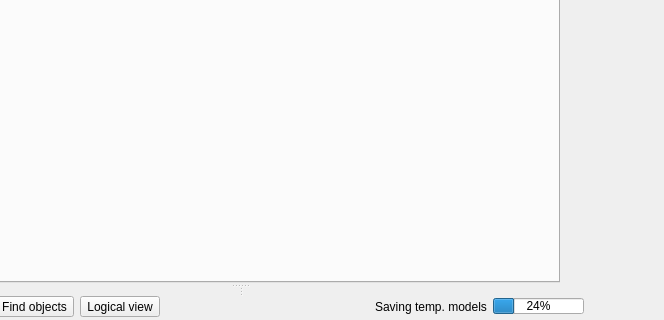
The window that libpgmodeler_ui/ui/mainwindow.ui (pgmodeler/pgmodeler) describes before a commit, drawn with Qt 5; both pictures show x 152 to 816 and y 388 to 708 of the 1068 by 708 pixel window.
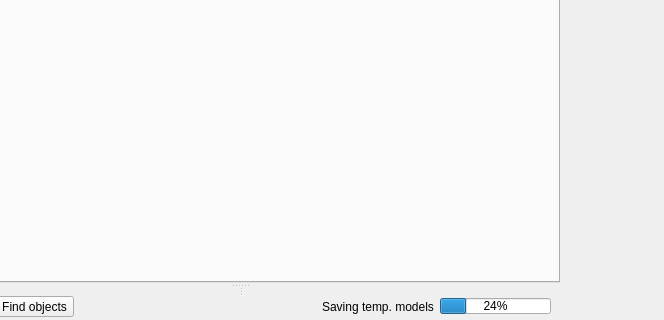
The same window after the commit. The open tabs and pages were chosen to show the change. Icons and pictures are not drawn.

Commit message: Renamed the "logical view" to "compact view" and all the settings/ attributes related to it

Diff of the .ui file:
```diff
--- a/libpgmodeler_ui/ui/mainwindow.ui
+++ b/libpgmodeler_ui/ui/mainwindow.ui
@@ -540,38 +540,6 @@
                  </property>
                 </widget>
                </item>
-               <item>
-                <widget class="QToolButton" name="logical_view_btn">
-                 <property name="sizePolicy">
-                  <sizepolicy hsizetype="Preferred" vsizetype="Preferred">
-                   <horstretch>0</horstretch>
-                   <verstretch>0</verstretch>
-                  </sizepolicy>
-                 </property>
-                 <property name="toolTip">
-                  <string>Toogle the logical (more compact) view</string>
-                 </property>
-                 <property name="text">
-                  <string>Logical view</string>
-                 </property>
-                 <property name="icon">
-                  <iconset resource="../res/resources.qrc">
-                   <normaloff>:/icones/icones/visaogeral.png</normaloff>:/icones/icones/visaogeral.png</iconset>
-                 </property>
-                 <property name="iconSize">
-                  <size>
-                   <width>22</width>
-                   <height>22</height>
-                  </size>
-                 </property>
-                 <property name="checkable">
-                  <bool>true</bool>
-                 </property>
-                 <property name="toolButtonStyle">
-                  <enum>Qt::ToolButtonTextBesideIcon</enum>
-                 </property>
-                </widget>
-               </item>
               </layout>
              </item>
              <item row="0" column="10">
```
Left out of the diff: 19 changed lines with no effect on the pictures. The commit also changes 47 other files.
